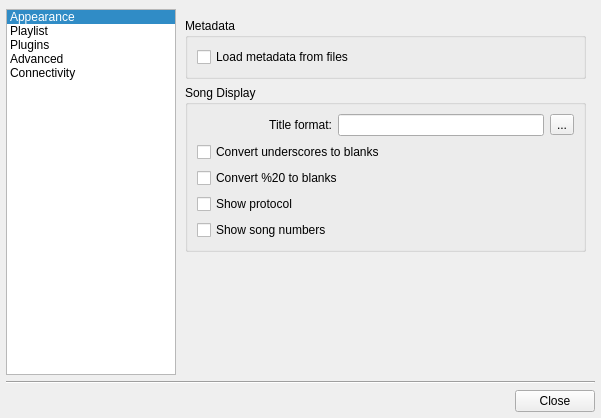
First picture: the form in branches/qmmp-0.3/src/ui/forms/configdialog.ui, repository calupator/QMMP, before the edit.
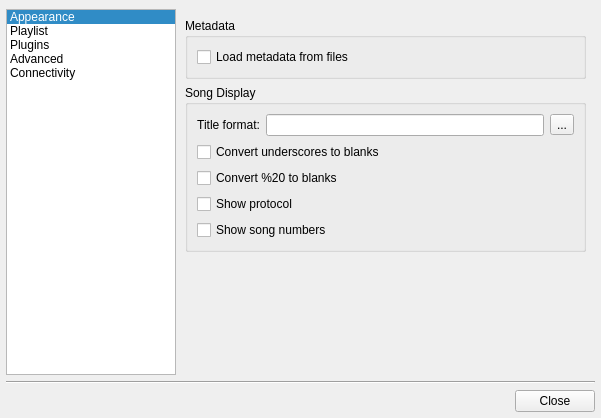
Second picture: the form after the edit. The open tabs and pages were chosen to show the change. Icons and pictures are not drawn.

Commit message: fixed translation, fixed layout

Patch:
```diff
--- a/branches/qmmp-0.3/src/ui/forms/configdialog.ui
+++ b/branches/qmmp-0.3/src/ui/forms/configdialog.ui
@@ -358,28 +358,28 @@
               </property>
              </widget>
             </item>
-            <item row="1" column="0" colspan="2">
+            <item row="1" column="0" colspan="3">
              <widget class="QCheckBox" name="underscoresCheckBox">
               <property name="text">
                <string>Convert underscores to blanks</string>
               </property>
              </widget>
             </item>
-            <item row="2" column="0" colspan="2">
+            <item row="2" column="0" colspan="3">
              <widget class="QCheckBox" name="per20CheckBox">
               <property name="text">
                <string>Convert %20 to blanks</string>
               </property>
              </widget>
             </item>
-            <item row="3" column="0" colspan="2">
+            <item row="3" column="0" colspan="3">
              <widget class="QCheckBox" name="protocolCheckBox">
               <property name="text">
                <string>Show protocol</string>
               </property>
              </widget>
             </item>
-            <item row="4" column="0">
+            <item row="4" column="0" colspan="3">
              <widget class="QCheckBox" name="numbersCheckBox">
               <property name="text">
                <string>Show song numbers</string>
```
The commit also changes 2 other files.
